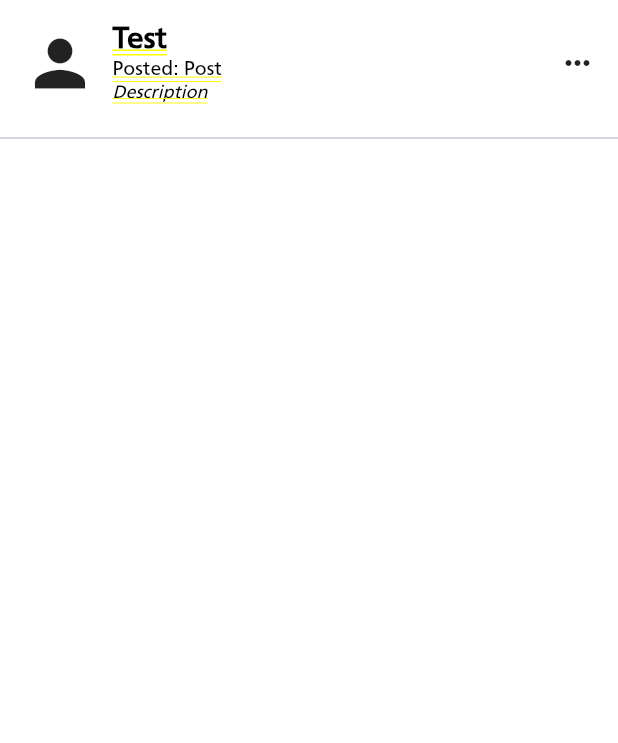
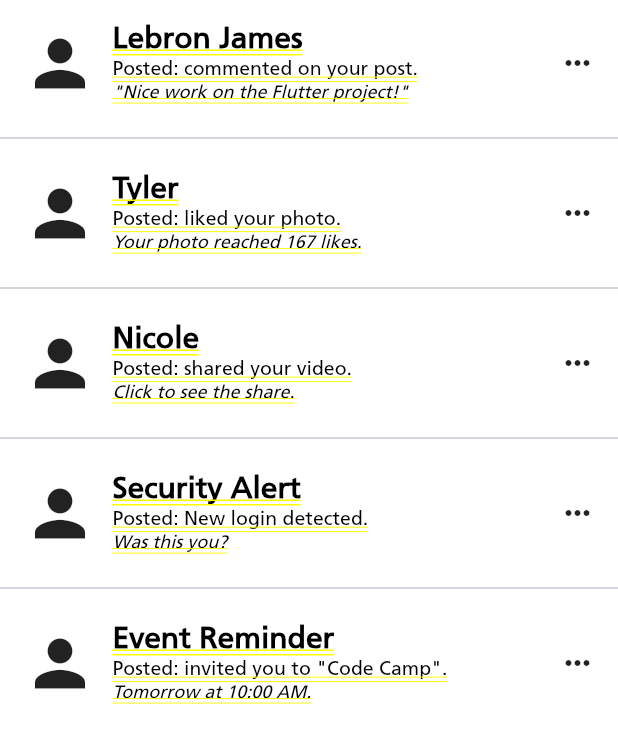
Before and after one commit to Zenn-source/Flutter-Course, a Flutter app: the NotificationScreen screen opened by its route, on a phone screen of 412 x 824 dp. Shown: the top 743 px of the screen. Run offline on Flutter 3.47's test engine with Material 3 defaults, Android fonts, the phone set to English and light mode, and no system bars; our stand-ins replace flutter_screenutil.

Commit message:
feat: Make notifications dynamic using ListView

```diff
--- a/lib/screens/notification_screen.dart
+++ b/lib/screens/notification_screen.dart
@@ -3,24 +3,57 @@ import 'package:flutter/material.dart';
 import 'package:flutter_screenutil/flutter_screenutil.dart';
 
 class NotificationScreen extends StatefulWidget {
-  const NotificationScreen({
-    super.key
-  });
+  const NotificationScreen({super.key});
   @override
   State<NotificationScreen> createState() => _NotificationScreenState();
 }
 
 class _NotificationScreenState extends State<NotificationScreen> {
+  final List<Map<String, String>> notifications = [
+    {
+      'name': 'Lebron James',
+      'post': 'commented on your post.',
+      'description': '"Nice work on the Flutter project!"',
+    },
+    {
+      'name': 'Tyler',
+      'post': 'liked your photo.',
+      'description': 'Your photo reached 167 likes.',
+    },
+    {
+      'name': 'Nicole',
+      'post': 'shared your video.',
+      'description': 'Click to see the share.',
+    },
+    {
+      'name': 'Security Alert',
+      'post': 'New login detected.',
+      'description': 'Was this you?',
+    },
+    {
+      'name': 'Event Reminder',
+      'post': 'invited you to "Code Camp".',
+      'description': 'Tomorrow at 10:00 AM.',
+    },
+  ];
+
   @override
   Widget build(BuildContext context) {
     return Container(
       color: Colors.white,
       width: ScreenUtil().screenWidth,
-      child: const Column(
-        children: [
-          notif.Notification(name: 'Test', post: 'Post', description: 'Description',),
-          Divider(),
-        ],
+      child: ListView.separated(
+        itemCount: notifications.length,
+        separatorBuilder: (context, index) => const Divider(),
+        itemBuilder: (context, index) {
+          final notification = notifications[index];
+
+          return notif.Notification(
+            name: notification['name']!,
+            post: notification['post']!,
+            description: notification['description']!,
+          );
+        },
       ),
     );
   }
```
